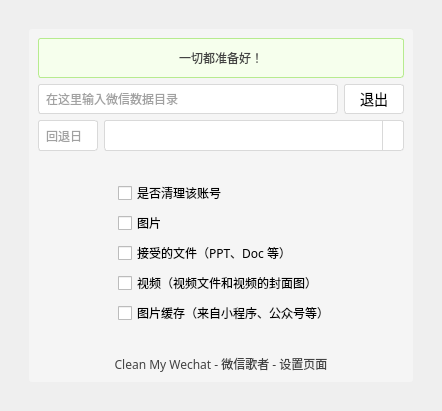
First picture: the form in ui/config.ui, repository blackboxo/CleanMyWechat, before the edit.
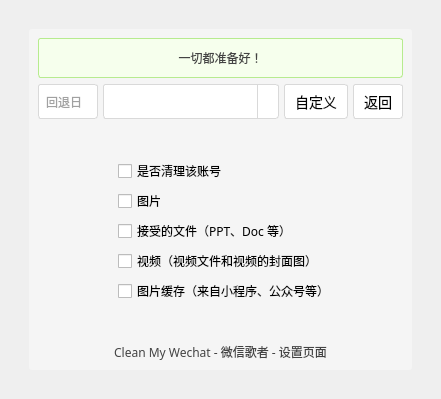
Second picture: the form after the edit. Icons and pictures are not drawn.

The edit to the form file:
```diff
--- a/ui/config.ui
+++ b/ui/config.ui
@@ -6,8 +6,8 @@
    <rect>
     <x>0</x>
     <y>0</y>
-    <width>442</width>
-    <height>411</height>
+    <width>441</width>
+    <height>399</height>
    </rect>
   </property>
   <property name="windowTitle">
@@ -116,108 +116,22 @@
          </property>
         </widget>
        </item>
-       <item>
-        <layout class="QHBoxLayout" name="horizontalLayout">
-         <property name="sizeConstraint">
-          <enum>QLayout::SetDefaultConstraint</enum>
-         </property>
-         <item>
-          <widget class="QLineEdit" name="line_wechat">
-           <property name="sizePolicy">
-            <sizepolicy hsizetype="Preferred" vsizetype="Fixed">
-             <horstretch>0</horstretch>
-             <verstretch>0</verstretch>
-            </sizepolicy>
-           </property>
-           <property name="minimumSize">
-            <size>
-             <width>20</width>
-             <height>30</height>
-            </size>
-           </property>
-           <property name="font">
-            <font>
-             <family>微软雅黑</family>
-            </font>
-           </property>
-           <property name="styleSheet">
-            <string notr="true">.QLineEdit {
-	border:1px solid #d9d9d9;
-	border-radius:3px;
-	line-height: 140px;
-	padding: 5px;
-	color: #434343;
-}
-
-.QLineEdit:hover {
-	border:1px solid #40a9ff;
-	border-radius:3px;
-	line-height: 140px;
-	padding: 5px;
-	color: #434343;
-}</string>
-           </property>
-           <property name="placeholderText">
-            <string>在这里输入微信数据目录</string>
-           </property>
-          </widget>
-         </item>
-         <item>
-          <widget class="QPushButton" name="btn_close">
-           <property name="sizePolicy">
-            <sizepolicy hsizetype="Fixed" vsizetype="Fixed">
-             <horstretch>0</horstretch>
-             <verstretch>0</verstretch>
-            </sizepolicy>
-           </property>
-           <property name="minimumSize">
-            <size>
-             <width>0</width>
-             <height>30</height>
-            </size>
-           </property>
-           <property name="font">
-            <font>
-             <family>微软雅黑</family>
-             <pointsize>-1</pointsize>
-            </font>
-           </property>
-           <property name="styleSheet">
-            <string notr="true">.QPushButton {
-	height: 24px;
-    padding: 0px 15px;
-    font-size: 14px;
-    border-radius: 3px;
-    color: rgba(0,0,0,.65);
-    background-color: #fff;
-    border: 1px solid #d9d9d9;
-}
-
-.QPushButton:hover {
-	height: 24px;
-    padding: 0px 15px;
-    font-size: 14px;
-    border-radius: 3px;
-    color: #40a9ff;
-    background-color: #fff;
-    border: 1px solid #40a9ff;
-}
-</string>
-           </property>
-           <property name="text">
-            <string>退出</string>
-           </property>
-          </widget>
-         </item>
-        </layout>
-       </item>
        <item>
         <layout class="QHBoxLayout" name="horizontalLayout_2">
+         <property name="spacing">
+          <number>5</number>
+         </property>
          <property name="sizeConstraint">
           <enum>QLayout::SetDefaultConstraint</enum>
          </property>
          <item>
           <widget class="QLineEdit" name="line_gobackdays">
+           <property name="minimumSize">
+            <size>
+             <width>0</width>
+             <height>35</height>
+            </size>
+           </property>
            <property name="maximumSize">
             <size>
              <width>60</width>
@@ -256,6 +170,12 @@
          </item>
          <item>
           <widget class="QComboBox" name="combo_user">
+           <property name="minimumSize">
+            <size>
+             <width>0</width>
+             <height>35</height>
+            </size>
+           </property>
            <property name="maximumSize">
             <size>
              <width>16777215</width>
@@ -285,6 +205,100 @@
            </property>
           </widget>
          </item>
+         <item>
+          <widget class="QPushButton" name="btn_file">
+           <property name="sizePolicy">
+            <sizepolicy hsizetype="Fixed" vsizetype="Fixed">
+             <horstretch>0</horstretch>
+             <verstretch>0</verstretch>
+            </sizepolicy>
+           </property>
+           <property name="minimumSize">
+            <size>
+             <width>0</width>
+             <height>35</height>
+            </size>
+           </property>
+           <property name="font">
+            <font>
+             <family>微软雅黑</family>
+             <pointsize>-1</pointsize>
+            </font>
+           </property>
+           <property name="styleSheet">
+            <string notr="true">.QPushButton {
+	height: 24px;
+    padding: 0px 10px;
+    font-size: 14px;
+    border-radius: 3px;
+    color: rgba(0,0,0,.65);
+    background-color: #fff;
+    border: 1px solid #d9d9d9;
+}
+
+.QPushButton:hover {
+	height: 24px;
+    padding: 0px 10px;
+    font-size: 14px;
+    border-radius: 3px;
+    color: #40a9ff;
+    background-color: #fff;
+    border: 1px solid #40a9ff;
+}
+</string>
+           </property>
+           <property name="text">
+            <string>自定义</string>
+           </property>
+          </widget>
+         </item>
+         <item>
+          <widget class="QPushButton" name="btn_close">
+           <property name="sizePolicy">
+            <sizepolicy hsizetype="Fixed" vsizetype="Fixed">
+             <horstretch>0</horstretch>
+             <verstretch>0</verstretch>
+            </sizepolicy>
+           </property>
+           <property name="minimumSize">
+            <size>
+             <width>0</width>
+             <height>35</height>
+            </size>
+           </property>
+           <property name="font">
+            <font>
+             <family>微软雅黑</family>
+             <pointsize>-1</pointsize>
+            </font>
+           </property>
+           <property name="styleSheet">
+            <string notr="true">.QPushButton {
+	height: 24px;
+    padding: 0px 10px;
+    font-size: 14px;
+    border-radius: 3px;
+    color: rgba(0,0,0,.65);
+    background-color: #fff;
+    border: 1px solid #d9d9d9;
+}
+
+.QPushButton:hover {
+	height: 24px;
+    padding: 0px 10px;
+    font-size: 14px;
+    border-radius: 3px;
+    color: #40a9ff;
+    background-color: #fff;
+    border: 1px solid #40a9ff;
+}
+</string>
+           </property>
+           <property name="text">
+            <string>返回</string>
+           </property>
+          </widget>
+         </item>
         </layout>
        </item>
        <item>
@@ -320,6 +334,12 @@
          </item>
          <item>
           <widget class="QCheckBox" name="check_is_clean">
+           <property name="minimumSize">
+            <size>
+             <width>0</width>
+             <height>0</height>
+            </size>
+           </property>
            <property name="font">
             <font>
              <family>微软雅黑</family>
```
Left out of the diff: 64 changed lines with no effect on the pictures.
